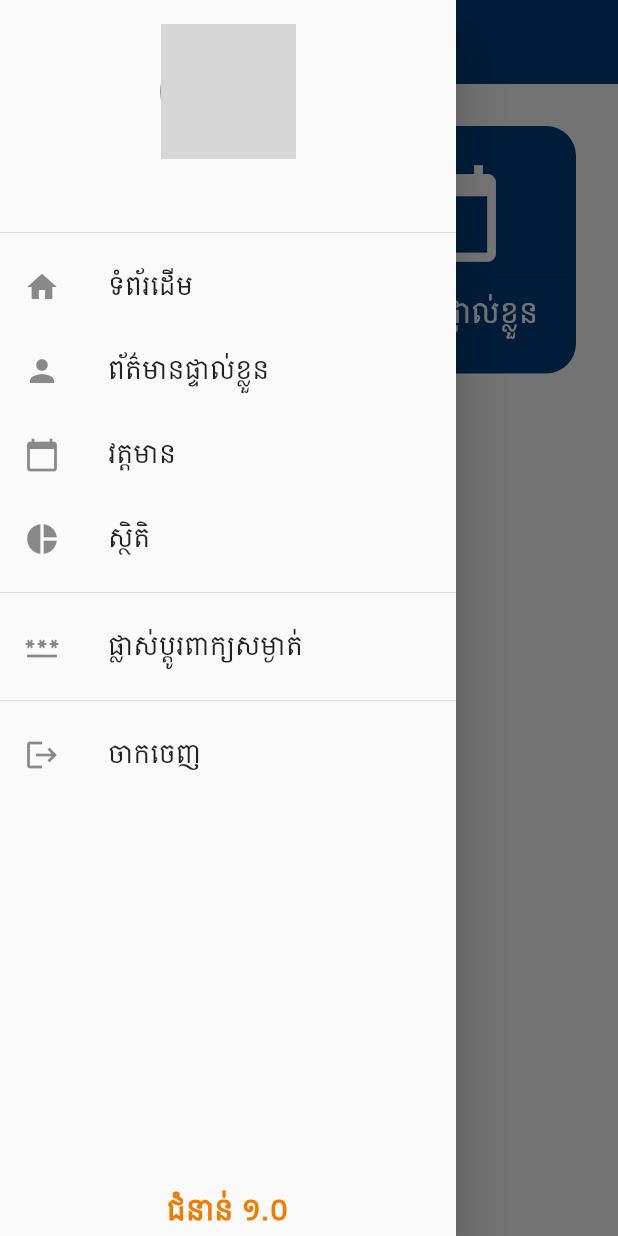
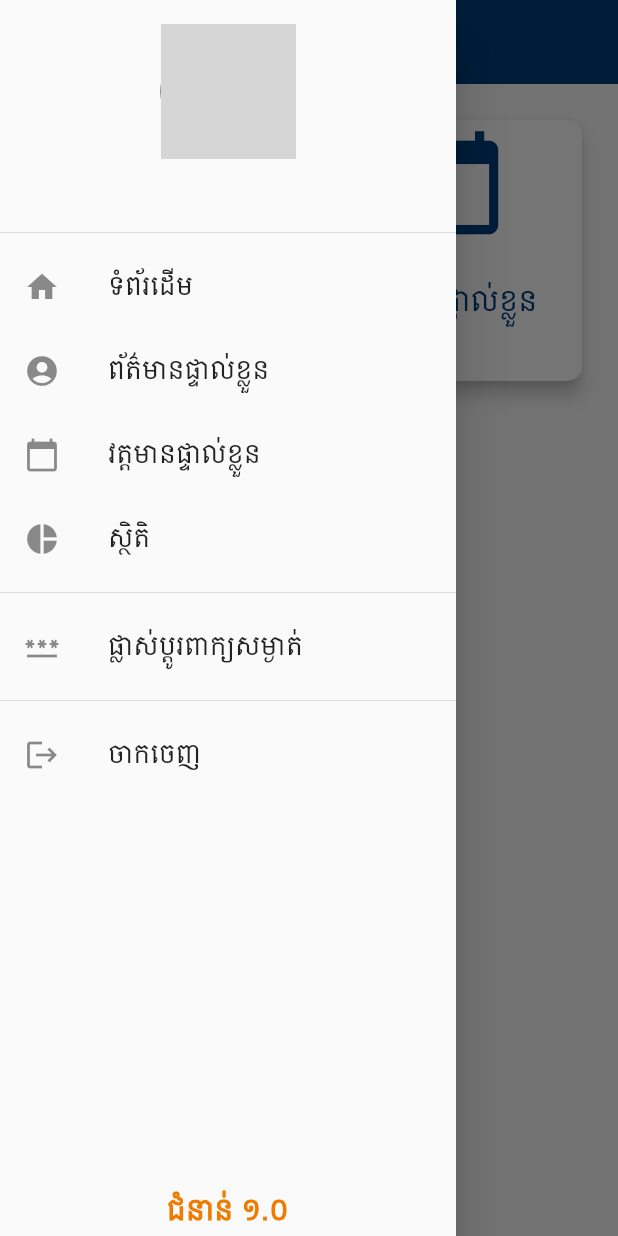
Before and after one commit to vinhwathana/xiaoming, a Flutter app: the HomePage screen opened directly, with the side drawer open, on a phone screen of 412 x 824 dp. Run offline on Flutter 3.47's test engine with Material 2 defaults, Android fonts, the phone set to English and light mode, and no system bars; drawn by our look-alikes of auto_size_text; our stand-ins replace connectivity_plus, flutter_secure_storage, fluttertoast, get, get_storage, open_file and 4 more; missing offline and left inert: khmer_date, search_choices, syncfusion_flutter_core; accounts and stored records are empty; network calls fail; grey boxes are pictures that could not be loaded.

Commit message:
Fix home page issue

```diff
--- a/lib/components/custom_drawer.dart
+++ b/lib/components/custom_drawer.dart
@@ -27,9 +27,9 @@ class _CustomDrawerState extends State<CustomDrawer> {
   Widget userProfile() {
     return GetBuilder<UserController>(
       builder: (controller) {
-        if (controller.users != null &&
-            controller.users!.value.officialInfo != null) {
-          final user = controller.users!.value.officialInfo;
+        if (controller.user != null &&
+            controller.user!.value.officialInfo != null) {
+          final user = controller.user!.value.officialInfo;
           if (user!.imageBase64 == null) {
             return Container();
           }
@@ -89,24 +89,11 @@ class _CustomDrawerState extends State<CustomDrawer> {
                   const SizedBox(height: 8),
                   GetBuilder<UserController>(
                     builder: (controller) {
-                      final user = controller.users?.value;
-                      if (user != null &&
-                          user.officialInfo != null &&
-                          (user.officialInfo!.firstNameKh != null ||
-                              user.officialInfo!.lastNameKh != null)) {
-                        return Text(
-                          '${user.officialInfo!.firstNameKh} ${user.officialInfo!.lastNameKh}',
-                          textAlign: TextAlign.center,
-                          style: const TextStyle(
-                            fontWeight: FontWeight.bold,
-                            fontSize: 18,
-                          ),
-                        );
-                      }
-                      return const Text(
-                        "",
+                      final user = controller.user?.value;
+                      return Text(
+                        user?.officialInfo?.getFullNameKh() ?? "",
                         textAlign: TextAlign.center,
-                        style: TextStyle(
+                        style: const TextStyle(
                           fontWeight: FontWeight.bold,
                           fontSize: 18,
                         ),
@@ -180,30 +167,16 @@ class _DrawerItemState extends State<_DrawerItem> {
             Get.to(() => const HomePage());
           },
         ),
-        ListTile(
-          leading: const Icon(Icons.person),
-          title: const Text('ព័ត៌មានផ្ទាល់ខ្លួន'),
-          onTap: () {
-            Get.back();
-            Get.to(() => const UserInfoPage());
-          },
-        ),
-        ListTile(
-          leading: const Icon(Icons.calendar_today),
-          title: const Text('វត្តមាន'),
-          onTap: () {
-            Get.back();
-            Get.to(() => const AttendancePage());
-          },
-        ),
-        ListTile(
-          leading: const Icon(Icons.pie_chart),
-          title: const Text('ស្ថិតិ'),
-          onTap: () {
-            Get.back(closeOverlays: true);
-            Get.to(() => const ListStatisticPage());
-          },
-        ),
+        ...List.generate(homePageItems.length, (index) {
+          return ListTile(
+            leading: Icon(homePageItems[index].icon),
+            title: Text(homePageItems[index].title),
+            onTap: () {
+              Get.back(closeOverlays: true);
+              Get.to(() => homePageItems[index].destination);
+            },
+          );
+        }),
         const Divider(),
         ListTile(
           leading: const Icon(Icons.password),
--- a/lib/controllers/user_controller.dart
+++ b/lib/controllers/user_controller.dart
@@ -7,8 +7,13 @@ import 'package:xiaoming/models/employee_list_result.dart';
 import 'package:xiaoming/models/user.dart';
 
 class UserController extends GetxController {
-  Rx<User>? users;
+  Rx<User>? user;
   http.Response? response;
+
+  // @override
+  // void onInit() {
+  //   super.onInit();
+  // }
 
   List<String> getListOfKey(/*String responseBody*/) {
     if (response == null) {
@@ -37,7 +42,7 @@ class UserController extends GetxController {
   void setData(http.Response response) {
     final EmployeeListResult result =
         EmployeeListResult.fromJson(response.body);
-    users = result.data!.obs;
+    user = result.data!.obs;
     this.response = response;
     update();
   }
--- a/lib/views/change_password_page.dart
+++ b/lib/views/change_password_page.dart
@@ -40,7 +40,7 @@ class _ChangePasswordPageState extends State<ChangePasswordPage> {
       return;
     }
 
-    final user = userController.users?.value;
+    final user = userController.user?.value;
 
     if (user == null) {
       await authController.clearToken();
--- a/lib/views/home_page.dart
+++ b/lib/views/home_page.dart
@@ -1,5 +1,7 @@
+import 'package:auto_size_text/auto_size_text.dart';
 import 'package:flutter/material.dart';
 import 'package:get/get.dart';
+import 'package:xiaoming/colors/company_colors.dart';
 import 'package:xiaoming/components/custom_drawer.dart';
 import 'package:xiaoming/controllers/authentication_controller.dart';
 import 'package:xiaoming/utils/constant.dart';
@@ -84,7 +86,7 @@ class _HomePageState extends State<HomePage> {
             ],
           ),
           drawer: const CustomDrawer(),
-          body: const SafeArea(
+          body: SafeArea(
             child: HomePageGridView(),
           ),
         ),
@@ -94,68 +96,71 @@ class _HomePageState extends State<HomePage> {
 }
 
 class HomePageGridView extends StatelessWidget {
-  const HomePageGridView({
+  HomePageGridView({
     Key? key,
   }) : super(key: key);
 
+
   @override
   Widget build(BuildContext context) {
-    final List<_HomePageItem> homePageItems = [
-      const _HomePageItem(
-        title: "ព័ត៌មានផ្ទាល់ខ្លួន",
-        icon: Icons.person,
-        destination: NewUserInfoPage(),
-      ),
-      const _HomePageItem(
-        title: "វត្តមានផ្ទាល់ខ្លួន",
-        icon: Icons.calendar_today,
-        destination: AttendancePage(),
-      ),
-      const _HomePageItem(
-        title: "ស្ថិតិ",
-        icon: Icons.pie_chart,
-        destination: ListStatisticPage(),
-        // destination: StatisticsPage(),
-      ),
-    ];
     return GridView.builder(
       itemCount: homePageItems.length,
       padding: const EdgeInsets.all(20.0),
       gridDelegate: const SliverGridDelegateWithFixedCrossAxisCount(
         crossAxisCount: 2,
-        mainAxisSpacing: 10.0,
-        crossAxisSpacing: 10.0,
+        mainAxisSpacing: 8,
+        crossAxisSpacing: 8,
       ),
       itemBuilder: (BuildContext context, int index) {
-        return Container(
-          decoration: BoxDecoration(
-            borderRadius: BorderRadius.circular(20),
-            color: Theme.of(context).primaryColor,
+        return Card(
+          elevation: 5,
+          shape: RoundedRectangleBorder(
+            borderRadius: const BorderRadius.all(
+              Radius.circular(10),
+            ),
           ),
-          margin: const EdgeInsets.all(8.0),
           child: Material(
             color: Colors.transparent,
+            shape: RoundedRectangleBorder(
+              borderRadius: const BorderRadius.all(
+                Radius.circular(10),
+              ),
+            ),
             child: InkWell(
               onTap: () {
                 Get.to(() => homePageItems[index].destination);
               },
               child: Column(
+                crossAxisAlignment: CrossAxisAlignment.center,
                 mainAxisAlignment: MainAxisAlignment.center,
-                children: <Widget>[
+                children: [
+                  const SizedBox(
+                    height: 4,
+                  ),
                   Icon(
                     homePageItems[index].icon,
-                    size: 70.0,
-                    color: Colors.white,
+                    size: 75,
+                    color: CompanyColors.blue,
                   ),
-                  const Divider(),
-                  Text(
-                    homePageItems[index].title,
-                    textAlign: TextAlign.center,
-                    style: const TextStyle(
-                      color: Colors.white,
-                      fontSize: 18.0,
+                  Expanded(
+                    child: Container(
+                      padding: const EdgeInsets.symmetric(horizontal: 3),
+                      alignment: Alignment.center,
+                      child: AutoSizeText(
+                        homePageItems[index].title,
+                        textAlign: TextAlign.center,
+                        maxLines: 2,
+                        maxFontSize: 18,
+                        minFontSize: 14,
+                        style: TextStyle(
+                          height: 1.5,
+                          fontSize: 18,
+                          color: CompanyColors.blue,
+                        ),
+                      ),
                     ),
-                  )
+                  ),
+                  const SizedBox(height: 8),
                 ],
               ),
             ),
@@ -165,6 +170,25 @@ class HomePageGridView extends StatelessWidget {
     );
   }
 }
+
+final List<_HomePageItem> homePageItems = [
+  const _HomePageItem(
+    title: "ព័ត៌មានផ្ទាល់ខ្លួន",
+    icon: Icons.account_circle,
+    destination: NewUserInfoPage(),
+  ),
+  const _HomePageItem(
+    title: "វត្តមានផ្ទាល់ខ្លួន",
+    icon: Icons.calendar_today,
+    destination: AttendancePage(),
+  ),
+  const _HomePageItem(
+    title: "ស្ថិតិ",
+    icon: Icons.pie_chart,
+    destination: ListStatisticPage(),
+    // destination: StatisticsPage(),
+  ),
+];
 
 class _HomePageItem {
   final String title;
--- a/lib/views/personal_info/additional_position_info_page.dart
+++ b/lib/views/personal_info/additional_position_info_page.dart
@@ -55,7 +55,7 @@ class _AdditionalPositionInfoTableState
   }
 
   List<AdditionalPosition> getAdditionalPosition() {
-    return userController.users!.value.additionalPositions!;
+    return userController.user!.value.additionalPositions!;
   }
 
   final textStyle = const TextStyle(
--- a/lib/views/personal_info/education_history_info_page.dart
+++ b/lib/views/personal_info/education_history_info_page.dart
@@ -55,7 +55,7 @@ class _EducationHistoryInfoTableState extends State<EducationHistoryInfoTable> {
   }
 
   List<Education> getEducationInfo() {
-    return userController.users!.value.educations!;
+    return userController.user!.value.educations!;
   }
 
   final textStyle = const TextStyle(
--- a/lib/views/personal_info/family_history_info_page.dart
+++ b/lib/views/personal_info/family_history_info_page.dart
@@ -58,7 +58,7 @@ class _FamilyHistoryInfoTableState extends State<FamilyHistoryInfoTable> {
   }
 
   List<FamilyInfo> getFamilyInfo() {
-    return userController.users!.value.familyInfos!;
+    return userController.user!.value.familyInfos!;
   }
 
   final textStyle = const TextStyle(
--- a/lib/views/personal_info/krob_khan_info_page.dart
+++ b/lib/views/personal_info/krob_khan_info_page.dart
@@ -56,7 +56,7 @@ class _KrobKhanInfoTableState extends State<KrobKhanInfoTable> {
   }
 
   List<KrobKhan> getKrobKhan() {
-    return userController.users!.value.krobKhans!;
+    return userController.user!.value.krobKhans!;
   }
 
   final List<String> headerTitles = [
--- a/lib/views/personal_info/language_info_page.dart
+++ b/lib/views/personal_info/language_info_page.dart
@@ -54,7 +54,7 @@ class _LanguageInfoTableState extends State<LanguageInfoTable> {
   }
 
   List<Language> getLanguageInfo() {
-    return userController.users!.value.languages!;
+    return userController.user!.value.languages!;
   }
 
   final textStyle = const TextStyle(
--- a/lib/views/personal_info/merit_info_page.dart
+++ b/lib/views/personal_info/merit_info_page.dart
@@ -57,7 +57,7 @@ class _MeritInfoTableState extends State<MeritInfoTable> {
   }
 
   List<Merit> getMeritInfo() {
-    return userController.users!.value.merits!;
+    return userController.user!.value.merits!;
   }
 
   final List<String> headerTitles = [
--- a/lib/views/personal_info/personal_info_page.dart
+++ b/lib/views/personal_info/personal_info_page.dart
@@ -38,10 +38,10 @@ class PersonalInfoPage extends StatelessWidget {
             ),
             GetBuilder<UserController>(
               builder: (controller) {
-                if (controller.users == null) {
+                if (controller.user == null) {
                   return const LoginPage();
                 }
-                final user = controller.users!.value.officialInfo!;
+                final user = controller.user!.value.officialInfo!;
                 return Padding(
                   padding: const EdgeInsets.only(left: 8),
                   child: Column(
--- a/lib/views/personal_info/work_history_info_page.dart
+++ b/lib/views/personal_info/work_history_info_page.dart
@@ -53,7 +53,7 @@ class _WorkHistoryInfoTableState extends State<WorkHistoryInfoTable> {
   }
 
   List<WorkHistory> getWorkHistory() {
-    return userController.users!.value.workHistories!;
+    return userController.user!.value.workHistories!;
   }
 
   final textStyle = const TextStyle(
--- a/pubspec.yaml
+++ b/pubspec.yaml
@@ -49,6 +49,7 @@ dependencies:
   #  scrollable_list_tabview: ^0.2.0-nullsafety
   scrollable_positioned_list: ^0.2.3
   search_choices: ^2.0.20
+  auto_size_text: ^3.0.0
 
 
 dev_dependencies:
```
Also changed, not shown: analysis_options.yaml (+6 -6 lines), lib/main.dart (+10 -6 lines), lib/services/users_service.dart (+38 -1 lines), lib/views/landing_page2.dart (added, +94 -0 lines), pubspec.lock.
